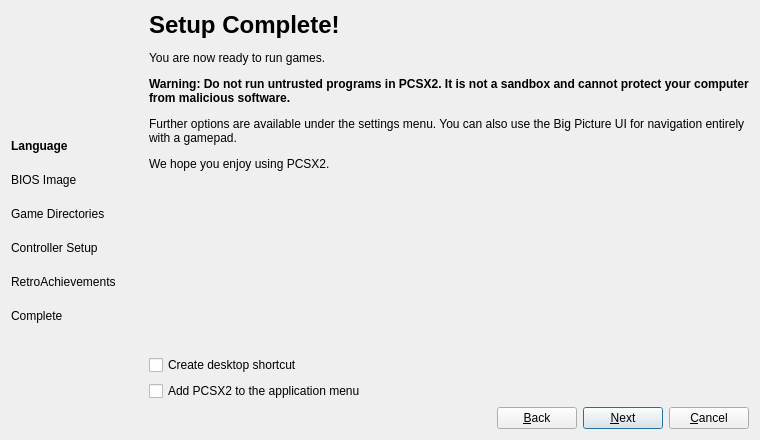
Old version of the form pcsx2-qt/SetupWizardDialog.ui in the repository PCSX2/pcsx2.
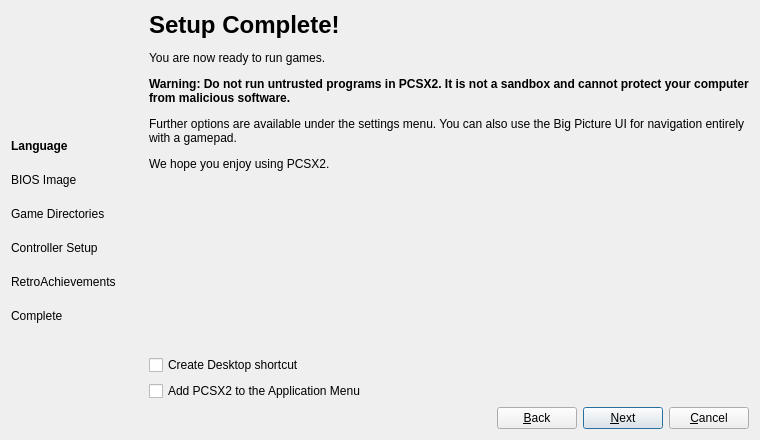
New version of the form. The open tabs and pages were chosen to show the change. Icons and pictures are not drawn.

Commit message: Qt: Clean up Setup Wizard's labels

Diff of the .ui file:
```diff
--- a/pcsx2-qt/SetupWizardDialog.ui
+++ b/pcsx2-qt/SetupWizardDialog.ui
@@ -915,14 +915,14 @@
        <item>
         <widget class="QCheckBox" name="createDesktopShortcut">
          <property name="text">
-          <string>Create desktop shortcut</string>
+          <string>Create Desktop shortcut</string>
          </property>
         </widget>
        </item>
        <item>
         <widget class="QCheckBox" name="addToApplicationMenu">
          <property name="text">
-          <string>Add PCSX2 to the application menu</string>
+          <string>Add PCSX2 to the Application Menu</string>
          </property>
         </widget>
        </item>
```
Left out of the diff: 58 changed lines with no effect on the pictures.
